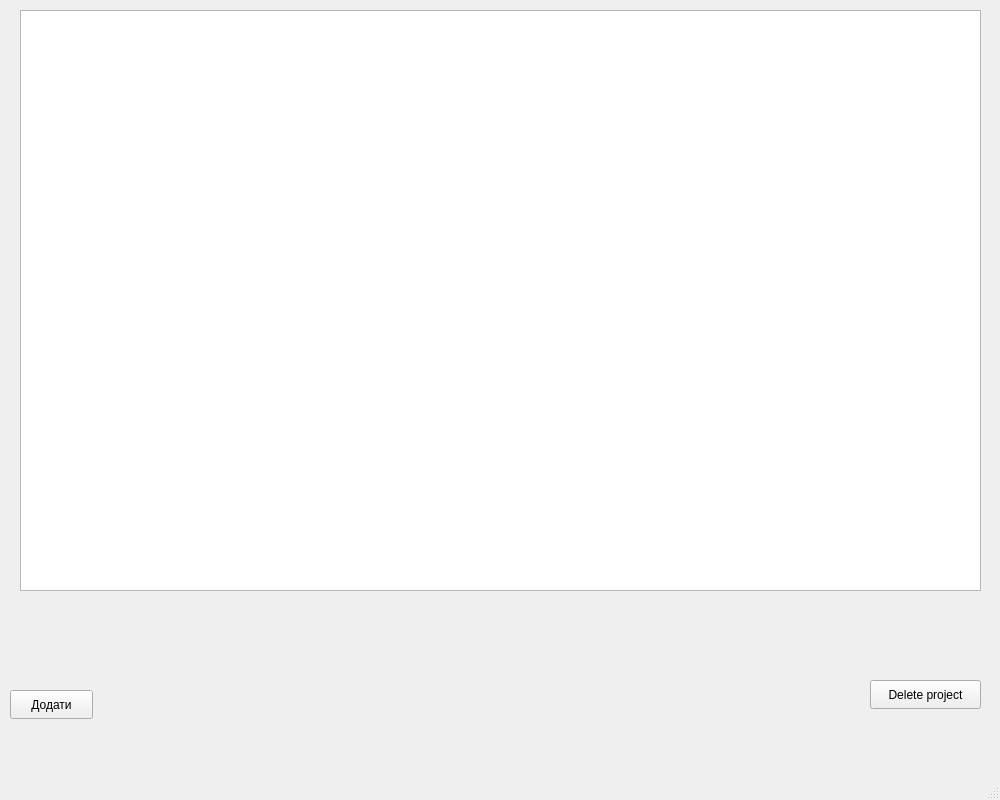
Before: the Qt Designer form mainwindow.ui in Romar1us/CourseWork, drawn with Qt 5.
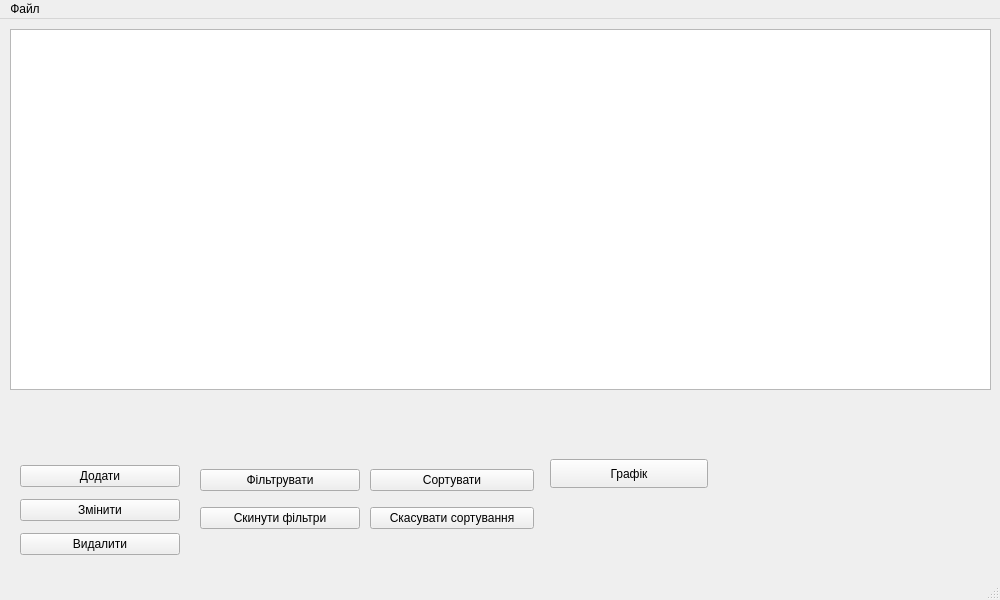
After: the same form once the commit is applied.

The edit to the form file:
```diff
--- a/mainwindow.ui
+++ b/mainwindow.ui
@@ -7,47 +7,138 @@
     <x>0</x>
     <y>0</y>
     <width>1000</width>
-    <height>800</height>
+    <height>600</height>
    </rect>
   </property>
   <property name="windowTitle">
    <string>MainWindow</string>
   </property>
   <widget class="QWidget" name="centralwidget">
-   <widget class="QPushButton" name="delete_project_pb">
+   <widget class="QListWidget" name="projects_list_widget">
     <property name="geometry">
      <rect>
-      <x>870</x>
-      <y>680</y>
-      <width>111</width>
-      <height>29</height>
-     </rect>
-    </property>
-    <property name="text">
-     <string>Delete project</string>
-    </property>
-   </widget>
-   <widget class="QListWidget" name="listWidget">
-    <property name="geometry">
-     <rect>
-      <x>20</x>
+      <x>10</x>
       <y>10</y>
-      <width>961</width>
-      <height>581</height>
+      <width>981</width>
+      <height>361</height>
      </rect>
     </property>
    </widget>
-   <widget class="QPushButton" name="add_project_pb">
+   <widget class="QWidget" name="verticalLayoutWidget">
+    <property name="geometry">
+     <rect>
+      <x>20</x>
+      <y>440</y>
+      <width>160</width>
+      <height>103</height>
+     </rect>
+    </property>
+    <layout class="QVBoxLayout" name="verticalLayout">
+     <item>
+      <widget class="QPushButton" name="add_project_pb">
+       <property name="text">
+        <string>Додати</string>
+       </property>
+      </widget>
+     </item>
+     <item>
+      <widget class="QPushButton" name="alter_project_pb">
+       <property name="text">
+        <string>Змінити</string>
+       </property>
+      </widget>
+     </item>
+     <item>
+      <widget class="QPushButton" name="delete_project_pb">
+       <property name="text">
+        <string>Видалити</string>
+       </property>
+      </widget>
+     </item>
+    </layout>
+   </widget>
+   <widget class="QWidget" name="verticalLayoutWidget_2">
+    <property name="geometry">
+     <rect>
+      <x>200</x>
+      <y>440</y>
+      <width>160</width>
+      <height>80</height>
+     </rect>
+    </property>
+    <layout class="QVBoxLayout" name="verticalLayout_2">
+     <item>
+      <widget class="QPushButton" name="filter_projects_pb">
+       <property name="text">
+        <string>Фільтрувати</string>
+       </property>
+      </widget>
+     </item>
+     <item>
+      <widget class="QPushButton" name="clear_filters_pb">
+       <property name="text">
+        <string>Скинути фільтри</string>
+       </property>
+      </widget>
+     </item>
+    </layout>
+   </widget>
+   <widget class="QLineEdit" name="project_amount_view_le">
     <property name="geometry">
      <rect>
       <x>10</x>
-      <y>690</y>
-      <width>83</width>
+      <y>370</y>
+      <width>981</width>
+      <height>28</height>
+     </rect>
+    </property>
+    <property name="styleSheet">
+     <string notr="true">background-color: rgba(255, 255, 255, 0);</string>
+    </property>
+    <property name="frame">
+     <bool>false</bool>
+    </property>
+    <property name="readOnly">
+     <bool>true</bool>
+    </property>
+   </widget>
+   <widget class="QWidget" name="verticalLayoutWidget_3">
+    <property name="geometry">
+     <rect>
+      <x>370</x>
+      <y>440</y>
+      <width>164</width>
+      <height>80</height>
+     </rect>
+    </property>
+    <layout class="QVBoxLayout" name="verticalLayout_3">
+     <item>
+      <widget class="QPushButton" name="sort_projects_pb">
+       <property name="text">
+        <string>Сортувати</string>
+       </property>
+      </widget>
+     </item>
+     <item>
+      <widget class="QPushButton" name="cancel_sort_pb">
+       <property name="text">
+        <string>Скасувати сортування</string>
+       </property>
+      </widget>
+     </item>
+    </layout>
+   </widget>
+   <widget class="QPushButton" name="graph_pb">
+    <property name="geometry">
+     <rect>
+      <x>550</x>
+      <y>440</y>
+      <width>158</width>
       <height>29</height>
      </rect>
     </property>
     <property name="text">
-     <string>Додати</string>
+     <string>Графік</string>
     </property>
    </widget>
   </widget>
@@ -60,6 +151,15 @@
      <height>25</height>
     </rect>
    </property>
+   <widget class="QMenu" name="menu">
+    <property name="title">
+     <string>Файл</string>
+    </property>
+    <addaction name="read_from_file_action"/>
+    <addaction name="separator"/>
+    <addaction name="write_to_file_action"/>
+   </widget>
+   <addaction name="menu"/>
   </widget>
   <widget class="QStatusBar" name="statusbar"/>
  </widget>
```
Left out of the diff: 10 changed lines with no effect on the pictures.
